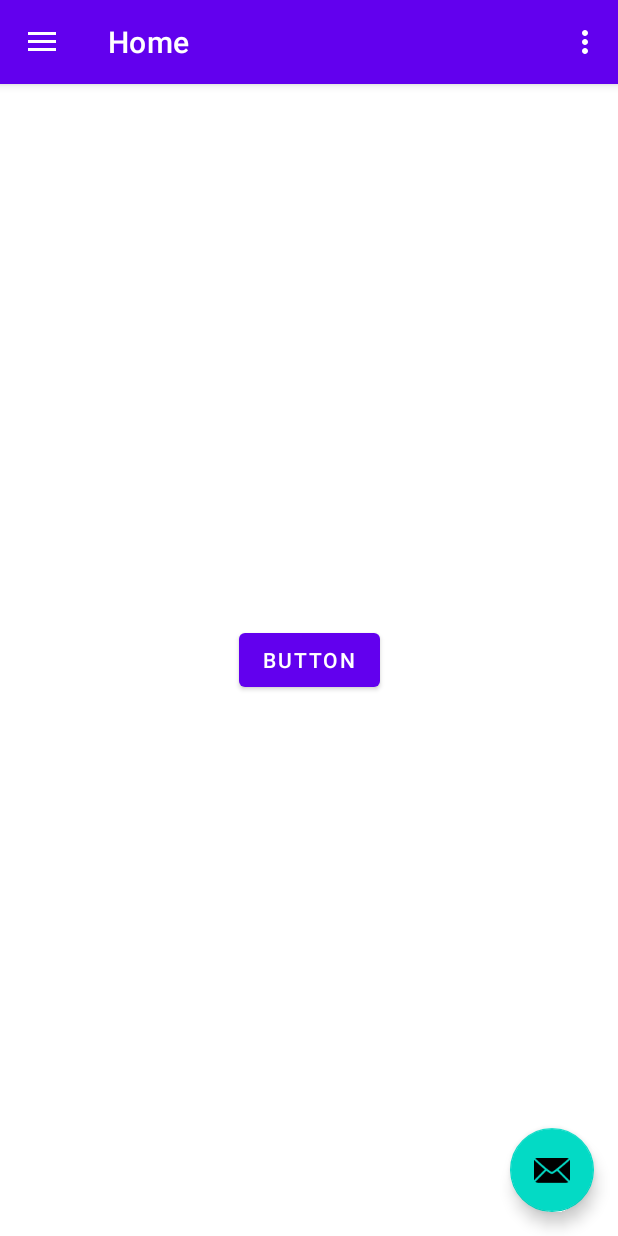
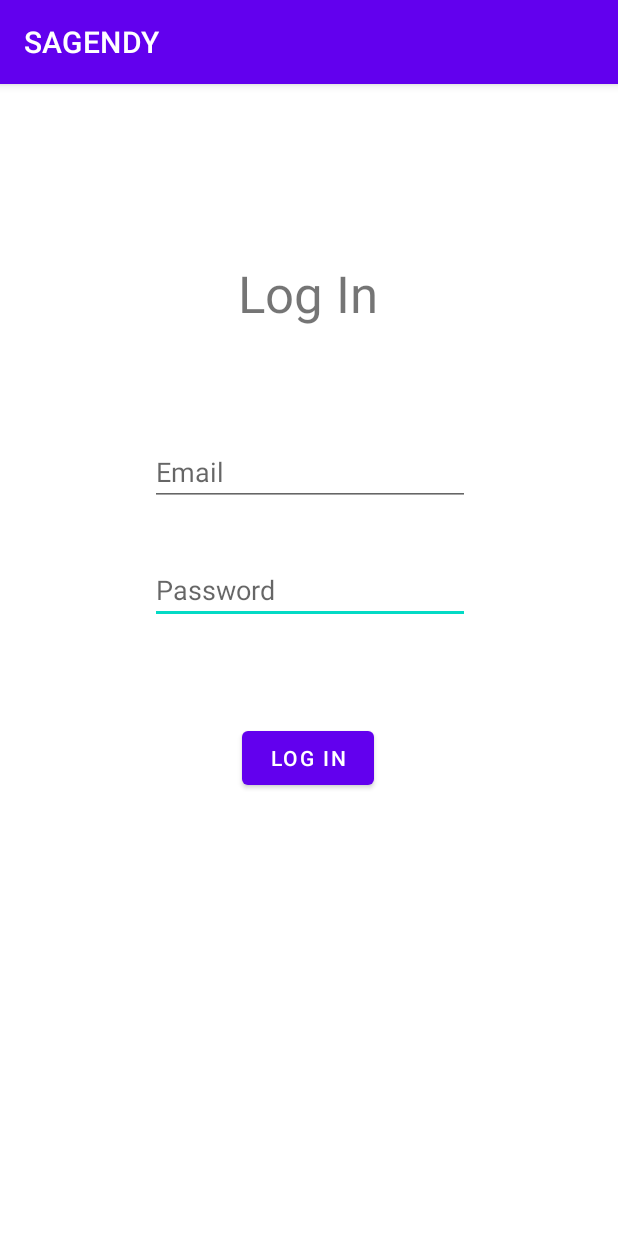
Before and after one commit to Ahmed-El-Gendy/sagendy, an Android app: the screen it shows after launch (MainActivity before the commit, LogIn after it), on a phone screen of 412 x 824 dp. Run offline under Robolectric (Android 15) with nearby library versions, the light colour scheme and no system bars; our stand-ins replace Firebase (no records; nobody signed in at launch, a user with empty details on screens opened directly), navigation-ui.

Commit message:
add log in page

```diff
--- a/app/build.gradle.kts
+++ b/app/build.gradle.kts
@@ -1,5 +1,6 @@
 plugins {
     id("com.android.application")
+    id("com.google.gms.google-services")
 }
 
 android {
@@ -40,6 +41,7 @@ dependencies {
     implementation("androidx.lifecycle:lifecycle-viewmodel-ktx:2.6.2")
     implementation("androidx.navigation:navigation-fragment:2.7.6")
     implementation("androidx.navigation:navigation-ui:2.7.6")
+    implementation("com.google.firebase:firebase-auth:22.3.0")
     testImplementation("junit:junit:4.13.2")
     androidTestImplementation("androidx.test.ext:junit:1.1.5")
     androidTestImplementation("androidx.test.espresso:espresso-core:3.5.1")
--- a/app/src/main/AndroidManifest.xml
+++ b/app/src/main/AndroidManifest.xml
@@ -13,6 +13,12 @@
         android:theme="@style/Theme.Sagendy"
         tools:targetApi="31">
         <activity
+            android:name=".settingpage"
+            android:exported="false" />
+        <activity
+            android:name=".LogIn"
+            android:exported="false" />
+        <activity
             android:name=".MainActivity"
             android:exported="true"
             android:label="@string/app_name"
--- /dev/null
+++ b/app/src/main/java/com/example/sagendy/LogIn.java
@@ -0,0 +1,92 @@
+package com.example.sagendy;
+
+import androidx.annotation.NonNull;
+import androidx.appcompat.app.AppCompatActivity;
+
+import android.content.Intent;
+import android.graphics.Color;
+import android.os.Bundle;
+import android.text.TextUtils;
+import android.util.Log;
+import android.view.View;
+import android.view.ViewGroup;
+import android.widget.Button;
+import android.widget.EditText;
+import android.widget.TextView;
+import android.widget.Toast;
+
+import com.example.sagendy.databinding.FragmentHomeBinding;
+import com.google.android.gms.tasks.OnCompleteListener;
+import com.google.android.gms.tasks.Task;
+import com.google.android.material.snackbar.Snackbar;
+import com.google.android.material.textfield.TextInputEditText;
+import com.google.firebase.auth.AuthResult;
+import com.google.firebase.auth.FirebaseAuth;
+
+public class LogIn extends AppCompatActivity {
+
+    EditText email, password;
+    TextView loginText;
+    Button logInButton;
+    FirebaseAuth mAuth;
+
+
+    @Override
+    protected void onCreate(Bundle savedInstanceState) {
+        super.onCreate(savedInstanceState);
+        setContentView(R.layout.activity_log_in);
+        loginText = findViewById(R.id.logintext);
+        email = findViewById(R.id.loginemail);
+        password = findViewById(R.id.loginpassword);
+        logInButton = findViewById(R.id.loginButton);
+        mAuth = FirebaseAuth.getInstance();
+
+        Toast.makeText(getApplicationContext(),"yes",Toast.LENGTH_LONG).show();
+        logInButton.setOnClickListener(new View.OnClickListener() {
+            @Override
+            public void onClick(View v) {
+                logInUser();
+            }
+        });
+
+    }
+
+    private void showSnackbar(String message) {
+        Snackbar.make(findViewById(android.R.id.content), message, Snackbar.LENGTH_LONG).show();
+    }
+
+    private void logInUser()
+    {
+        String Useremail = email.getText().toString();
+        String Userpassword = password.getText().toString();
+        if (TextUtils.isEmpty(Useremail))
+        {
+            showSnackbar("Email Can't be Empty");
+        }
+        else if (TextUtils.isEmpty(Userpassword))
+        {
+            showSnackbar("Password Can't be Empty");
+        }
+        else
+        {
+            mAuth.signInWithEmailAndPassword(Useremail,Userpassword).addOnCompleteListener(new OnCompleteListener<AuthResult>() {
+                @Override
+                public void onComplete(@NonNull Task<AuthResult> task) {
+                    if (task.isSuccessful())
+                    {
+                        showSnackbar("Log In Successfully");
+                        startActivity(new Intent(LogIn.this, MainActivity.class));
+                    }
+                    else
+                    {
+                        showSnackbar("Check Email and Password and try again");
+                    }
+                }
+            });
+        }
+
+
+
+
+    }
+}
--- a/app/src/main/java/com/example/sagendy/MainActivity.java
+++ b/app/src/main/java/com/example/sagendy/MainActivity.java
@@ -1,8 +1,13 @@
 package com.example.sagendy;
 
+import android.content.Intent;
 import android.os.Bundle;
+import android.view.MenuItem;
 import android.view.View;
 import android.view.Menu;
+import android.widget.Button;
+import android.widget.TextView;
+import android.widget.Toast;
 
 import com.google.android.material.snackbar.Snackbar;
 import com.google.android.material.navigation.NavigationView;
@@ -15,19 +20,23 @@ import androidx.drawerlayout.widget.DrawerLayout;
 import androidx.appcompat.app.AppCompatActivity;
 
 import com.example.sagendy.databinding.ActivityMainBinding;
+import com.google.firebase.auth.FirebaseAuth;
+import com.google.firebase.auth.FirebaseUser;
 
 public class MainActivity extends AppCompatActivity {
 
     private AppBarConfiguration mAppBarConfiguration;
     private ActivityMainBinding binding;
+    private FirebaseAuth mAuth;
 
     @Override
     protected void onCreate(Bundle savedInstanceState) {
         super.onCreate(savedInstanceState);
 
+        mAuth = FirebaseAuth.getInstance();
         binding = ActivityMainBinding.inflate(getLayoutInflater());
+
         setContentView(binding.getRoot());
-
         setSupportActionBar(binding.appBarMain.toolbar);
         binding.appBarMain.fab.setOnClickListener(new View.OnClickListener() {
             @Override
@@ -36,6 +45,8 @@ public class MainActivity extends AppCompatActivity {
                         .setAction("Action", null).show();
             }
         });
+
+
         DrawerLayout drawer = binding.drawerLayout;
         NavigationView navigationView = binding.navView;
         // Passing each menu ID as a set of Ids because each
@@ -62,4 +73,16 @@ public class MainActivity extends AppCompatActivity {
         return NavigationUI.navigateUp(navController, mAppBarConfiguration)
                 || super.onSupportNavigateUp();
     }
+
+    @Override
+    protected void onStart() {
+        super.onStart();
+        FirebaseUser user = mAuth.getCurrentUser();
+        if (user == null)
+        {
+            startActivity(new Intent(MainActivity.this, LogIn.class));
+        }
+    }
+
+
 }
--- a/app/src/main/java/com/example/sagendy/ui/home/HomeFragment.java
+++ b/app/src/main/java/com/example/sagendy/ui/home/HomeFragment.java
@@ -1,36 +1,48 @@
 package com.example.sagendy.ui.home;
 
+import android.content.Intent;
 import android.media.MediaPlayer;
 import android.os.Bundle;
 import android.view.LayoutInflater;
 import android.view.View;
 import android.view.ViewGroup;
 import android.widget.Button;
+import android.widget.TextView;
+import android.widget.Toast;
 
 import androidx.annotation.NonNull;
 import androidx.fragment.app.Fragment;
 
+import com.example.sagendy.LogIn;
+import com.example.sagendy.MainActivity;
 import com.example.sagendy.R;
 import com.example.sagendy.databinding.FragmentHomeBinding;
+import com.google.android.material.snackbar.Snackbar;
+import com.google.firebase.auth.FirebaseAuth;
+import com.google.firebase.ktx.Firebase;
 
 public class HomeFragment extends Fragment {
 
 
     private FragmentHomeBinding binding;
+    FirebaseAuth mAuth;
+
     public View onCreateView(@NonNull LayoutInflater inflater,
                              ViewGroup container, Bundle savedInstanceState) {
         /*HomeViewModel homeViewModel =
                 new ViewModelProvider(this).get(HomeViewModel.class);*/
-
         binding = FragmentHomeBinding.inflate(inflater, container, false);
         View root = binding.getRoot();
         Button b1,b2,b3,b4;
         b1=root.findViewById(R.id.button1);
         MediaPlayer mediaPlayer = MediaPlayer.create(getContext(),R.raw.saged);
+        mAuth = FirebaseAuth.getInstance();
         b1.setOnClickListener(new View.OnClickListener() {
             @Override
             public void onClick(View v) {
-                mediaPlayer.start();
+                mAuth.signOut();
+                startActivity(new Intent(getContext(), LogIn.class));
+                //mediaPlayer.start();
             }
         });
 
@@ -39,9 +51,11 @@ public class HomeFragment extends Fragment {
         return root;
     }
 
+
     @Override
     public void onDestroyView() {
         super.onDestroyView();
         binding = null;
     }
+
 }
--- /dev/null
+++ b/app/src/main/res/layout/activity_log_in.xml
@@ -0,0 +1,61 @@
+<?xml version="1.0" encoding="utf-8"?>
+<androidx.constraintlayout.widget.ConstraintLayout xmlns:android="http://schemas.android.com/apk/res/android"
+    xmlns:app="http://schemas.android.com/apk/res-auto"
+    xmlns:tools="http://schemas.android.com/tools"
+    android:layout_width="match_parent"
+    android:layout_height="match_parent"
+    tools:context=".LogIn">
+
+    <TextView
+        android:id="@+id/logintext"
+        android:layout_width="wrap_content"
+        android:layout_height="wrap_content"
+        android:text="@string/signin"
+        android:textSize="34sp"
+        app:layout_constraintBottom_toBottomOf="parent"
+        app:layout_constraintEnd_toEndOf="parent"
+        app:layout_constraintHorizontal_bias="0.498"
+        app:layout_constraintStart_toStartOf="parent"
+        app:layout_constraintTop_toTopOf="parent"
+        app:layout_constraintVertical_bias="0.161" />
+
+    <EditText
+        android:id="@+id/loginpassword"
+        android:layout_width="wrap_content"
+        android:layout_height="wrap_content"
+        android:ems="10"
+        android:hint="Password"
+        android:inputType="textPassword"
+        app:layout_constraintBottom_toBottomOf="parent"
+        app:layout_constraintEnd_toEndOf="parent"
+        app:layout_constraintHorizontal_bias="0.502"
+        app:layout_constraintStart_toStartOf="parent"
+        app:layout_constraintTop_toTopOf="parent"
+        app:layout_constraintVertical_bias="0.435" />
+
+    <EditText
+        android:id="@+id/loginemail"
+        android:layout_width="wrap_content"
+        android:layout_height="wrap_content"
+        android:ems="10"
+        android:hint="Email"
+        android:inputType="textEmailAddress"
+        app:layout_constraintBottom_toBottomOf="parent"
+        app:layout_constraintEnd_toEndOf="parent"
+        app:layout_constraintHorizontal_bias="0.502"
+        app:layout_constraintStart_toStartOf="parent"
+        app:layout_constraintTop_toTopOf="parent"
+        app:layout_constraintVertical_bias="0.327" />
+
+    <Button
+        android:id="@+id/loginButton"
+        android:layout_width="wrap_content"
+        android:layout_height="wrap_content"
+        android:text="@string/signinbutton"
+        app:layout_constraintBottom_toBottomOf="parent"
+        app:layout_constraintEnd_toEndOf="parent"
+        app:layout_constraintHorizontal_bias="0.498"
+        app:layout_constraintStart_toStartOf="parent"
+        app:layout_constraintTop_toTopOf="parent"
+        app:layout_constraintVertical_bias="0.591" />
+</androidx.constraintlayout.widget.ConstraintLayout>
--- a/app/src/main/res/values/strings.xml
+++ b/app/src/main/res/values/strings.xml
@@ -1,9 +1,9 @@
 <resources>
-    <string name="app_name">sagendy</string>
+    <string name="app_name">SAGENDY</string>
     <string name="navigation_drawer_open">Open navigation drawer</string>
     <string name="navigation_drawer_close">Close navigation drawer</string>
-    <string name="nav_header_title">Android Studio</string>
-    <string name="nav_header_subtitle">android.studio@android.com</string>
+    <string name="nav_header_title">SAGENDY</string>
+    <string name="nav_header_subtitle">Smart Living, Seamless Control</string>
     <string name="nav_header_desc">Navigation header</string>
     <string name="action_settings">Settings</string>
 
@@ -11,4 +11,6 @@
     <string name="menu_gallery">Gallery</string>
     <string name="menu_slideshow">Slideshow</string>
     <string name="saged">saged</string>
+    <string name="signin">Log In</string>
+    <string name="signinbutton">Log In</string>
 </resources>
--- a/build.gradle.kts
+++ b/build.gradle.kts
@@ -1,3 +1,8 @@
+buildscript {
+    dependencies {
+        classpath("com.google.gms:google-services:4.4.0")
+    }
+}
 // Top-level build file where you can add configuration options common to all sub-projects/modules.
 plugins {
     id("com.android.application") version "8.2.0" apply false
```
Also changed, not shown: app/src/main/java/com/example/sagendy/settingpage.java (added, +14 -0 lines), app/src/main/res/layout/activity_settingpage.xml (added, +9 -0 lines), 1 other file.
